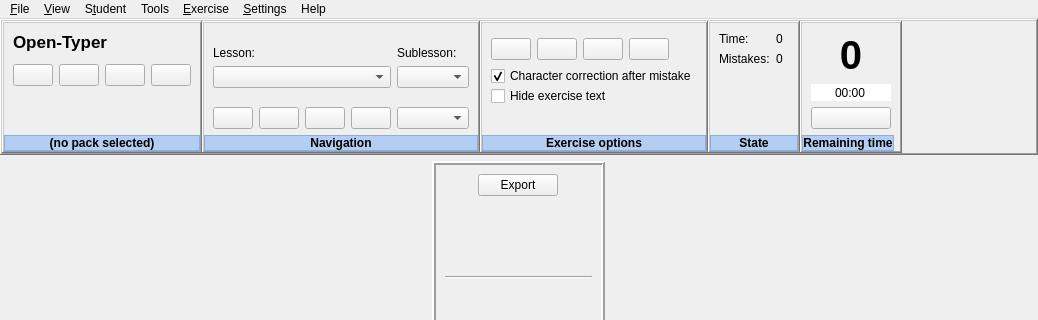
First picture: the form in app/ui/MainWindow.ui, repository Open-Typer/Open-Typer, before the edit; both pictures show x 0 to 1038 and y 0 to 320 of the 1038 by 778 pixel window.
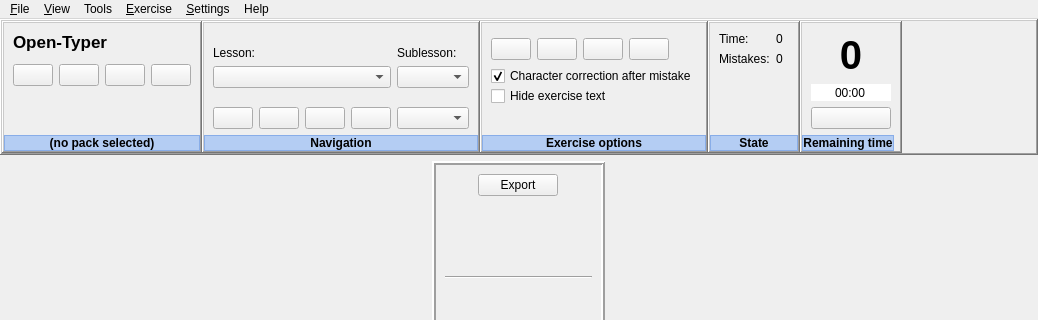
Second picture: the form after the edit. Icons and pictures are not drawn. Custom widgets are drawn as their Qt base class.

Commit message: MainWindow: Remove student menu

The edit to the form file:
```diff
--- a/app/ui/MainWindow.ui
+++ b/app/ui/MainWindow.ui
@@ -2110,12 +2110,6 @@
     <addaction name="actionViewExOptions"/>
     <addaction name="actionViewState"/>
    </widget>
-   <widget class="QMenu" name="menuStudent">
-    <property name="title">
-     <string>S&amp;tudent</string>
-    </property>
-    <addaction name="actionLogIn"/>
-   </widget>
    <widget class="QMenu" name="menuExercise">
     <property name="title">
      <string>&amp;Exercise</string>
@@ -2151,7 +2145,6 @@
    </widget>
    <addaction name="menuFile"/>
    <addaction name="menuView"/>
-   <addaction name="menuStudent"/>
    <addaction name="menuTools"/>
    <addaction name="menuExercise"/>
    <addaction name="menuSettings"/>
```
The commit also changes 2 other files.
